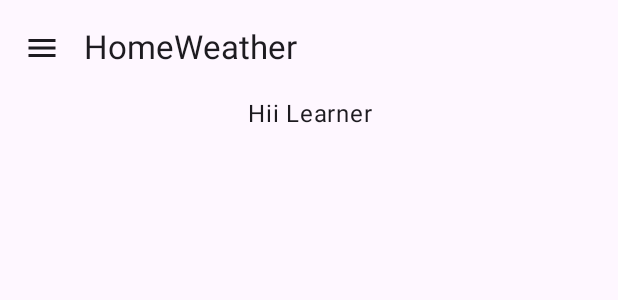
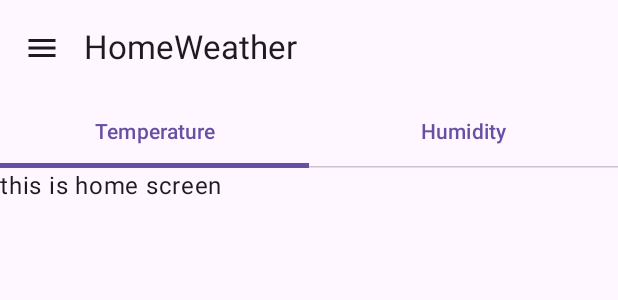
Before and after one commit to giaongo/HomeWeather, an Android app built with Jetpack Compose: the @Preview function MainAppPreview, on a phone screen of 412 x 824 dp. Shown: the top 300 px of the screen. Run offline under Robolectric (Android 15) with nearby library versions, the phone set to English and light mode, and no system bars.

Commit message:
create application structure and ui mainframe

```diff
--- a/HomeWeather/app/src/main/AndroidManifest.xml
+++ b/HomeWeather/app/src/main/AndroidManifest.xml
@@ -13,7 +13,7 @@
         android:theme="@style/Theme.HomeWeather"
         tools:targetApi="31">
         <activity
-            android:name=".MainActivity"
+            android:name=".ui.views.MainActivity"
             android:exported="true"
             android:label="@string/app_name"
             android:theme="@style/Theme.HomeWeather">
--- /dev/null
+++ b/HomeWeather/app/src/main/java/fi/metropolia/homeweather/database/AppDatabase.kt
@@ -0,0 +1,4 @@
+package fi.metropolia.homeweather.database
+
+class AppDatabase {
+}
--- /dev/null
+++ b/HomeWeather/app/src/main/java/fi/metropolia/homeweather/repository/Repository.kt
@@ -0,0 +1,4 @@
+package fi.metropolia.homeweather.repository
+
+class Repository {
+}
--- /dev/null
+++ b/HomeWeather/app/src/main/java/fi/metropolia/homeweather/ui/views/AlertScreen.kt
@@ -0,0 +1,4 @@
+package fi.metropolia.homeweather.ui.views
+
+class AlertScreen {
+}
--- /dev/null
+++ b/HomeWeather/app/src/main/java/fi/metropolia/homeweather/ui/views/BluetoothScreen.kt
@@ -0,0 +1,4 @@
+package fi.metropolia.homeweather.ui.views
+
+class BluetoothScreen {
+}
--- /dev/null
+++ b/HomeWeather/app/src/main/java/fi/metropolia/homeweather/ui/views/HomeScreen.kt
@@ -0,0 +1,39 @@
+package fi.metropolia.homeweather.ui.views
+
+import androidx.compose.foundation.layout.Column
+import androidx.compose.material3.Tab
+import androidx.compose.material3.TabRow
+import androidx.compose.material3.Text
+import androidx.compose.runtime.Composable
+import androidx.compose.runtime.getValue
+import androidx.compose.runtime.mutableStateOf
+import androidx.compose.runtime.remember
+import androidx.compose.runtime.setValue
+import androidx.compose.ui.Modifier
+import androidx.compose.ui.text.style.TextOverflow
+import androidx.compose.ui.tooling.preview.Preview
+
+@Composable
+fun HomeScreen(modifier: Modifier = Modifier) {
+    var tabIndex by remember {
+        mutableStateOf(0)
+    }
+    val titles = listOf("Temperature", "Humidity")
+    Column(modifier = modifier) {
+        TabRow(selectedTabIndex = tabIndex) {
+            titles.forEachIndexed {index, title ->
+                Tab(selected = tabIndex == index,
+                    onClick = {tabIndex = index},
+                    text = { Text(text = title, maxLines = 2, overflow = TextOverflow.Ellipsis)})
+            }
+        }
+        Text(text = "this is home screen")
+    }
+}
+
+
+@Preview(showBackground = true)
+@Composable
+fun HomeScreenPreview() {
+    HomeScreen()
+}
--- a/HomeWeather/app/src/main/java/fi/metropolia/homeweather/MainActivity.kt
+++ b/HomeWeather/app/src/main/java/fi/metropolia/homeweather/ui/views/MainActivity.kt
@@ -1,4 +1,4 @@
-package fi.metropolia.homeweather
+package fi.metropolia.homeweather.ui.views
 
 import android.os.Bundle
 import androidx.activity.ComponentActivity
@@ -46,6 +46,7 @@ import androidx.compose.ui.res.painterResource
 import androidx.compose.ui.text.style.TextAlign
 import androidx.compose.ui.tooling.preview.Preview
 import androidx.compose.ui.unit.dp
+import fi.metropolia.homeweather.R
 import fi.metropolia.homeweather.ui.theme.HomeWeatherTheme
 import kotlinx.coroutines.launch
 
@@ -144,13 +145,7 @@ fun MainApp() {
                 })
             }) {
                 Column {
-                    Text(
-                        text = "Hii Learner",
-                        modifier = Modifier
-                            .padding(it)
-                            .fillMaxSize(),
-                        textAlign = TextAlign.Center
-                    )
+                    HomeScreen(modifier = Modifier.padding(it))
                 }
             }
 
@@ -159,7 +154,7 @@ fun MainApp() {
 }
 
 
-@Preview(showBackground = true)
+@Preview(showBackground = true, widthDp = 400, heightDp = 500)
 @Composable
 fun MainAppPreview() {
     HomeWeatherTheme {
--- /dev/null
+++ b/HomeWeather/app/src/main/java/fi/metropolia/homeweather/ui/views/NFCScreen.kt
@@ -0,0 +1,4 @@
+package fi.metropolia.homeweather.ui.views
+
+class NFCScreen {
+}
--- /dev/null
+++ b/HomeWeather/app/src/main/java/fi/metropolia/homeweather/ui/views/StatisticScreen.kt
@@ -0,0 +1,4 @@
+package fi.metropolia.homeweather.ui.views
+
+class StatisticScreen {
+}
--- /dev/null
+++ b/HomeWeather/app/src/main/java/fi/metropolia/homeweather/viewmodels/AppViewModel.kt
@@ -0,0 +1,4 @@
+package fi.metropolia.homeweather.viewmodels
+
+class AppViewModel {
+}
```
